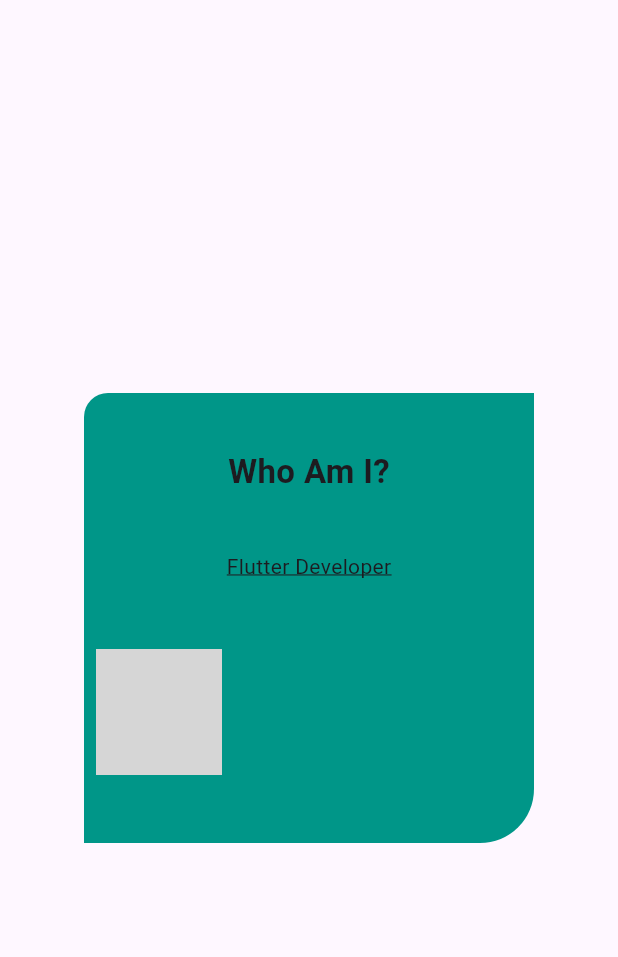
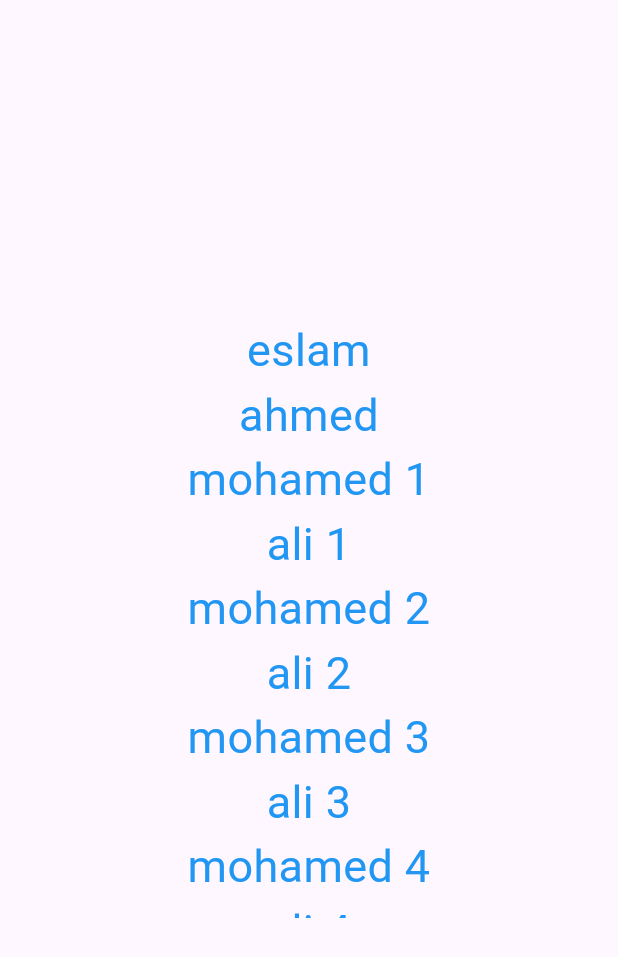
Before and after one commit to Eslam0mansour/ICTHUB-2025-1, a Flutter app: the screen it shows after launch, on a phone screen of 412 x 824 dp. Shown: the top 957 px of the screen. Run offline on Flutter 3.47's test engine with Material 3 defaults, Android fonts, the phone set to English and light mode, and no system bars; grey boxes are pictures that could not be loaded.

```diff
--- a/lib/second_screen.dart
+++ b/lib/second_screen.dart
@@ -5,61 +5,41 @@ import 'package:flutter/material.dart';
 // - Column & Row
 
 class SecondScreen extends StatelessWidget {
-  const SecondScreen({super.key});
+  SecondScreen({super.key});
 
+  final List<String> myList = [
+    'eslam',
+    'ahmed',
+    'mohamed 1',
+    'ali 1',
+    'mohamed 2',
+    'ali 2',
+    'mohamed 3',
+    'ali 3',
+    'mohamed 4',
+    'ali 4',
+    'mohamed 5',
+    'ali 5',
+    'mohamed 6',
+  ];
   @override
   Widget build(BuildContext context) {
     return Scaffold(
       body: Center(
-        child: Container(
-          // alignment: AlignmentDirectional.center, // align the child
-          clipBehavior: Clip.antiAlias, // crop the image border radius
-          decoration: BoxDecoration(
-            borderRadius: BorderRadius.only(
-              topLeft: Radius.circular(16),
-              bottomRight: Radius.circular(36),
-            ),
-            color: Colors.teal,
-          ),
-          width: 300,
-          height: 300,
-          child: Column(
-            mainAxisAlignment: MainAxisAlignment.spaceEvenly,
-            children: [
-              Text(
-                "Who Am I?",
+        child: SizedBox(
+          height: 400,
+          child: ListView.builder(
+            itemCount: myList.length,
+            itemBuilder: (BuildContext context, int index) {
+              return Text(
+                myList[index],
+                textAlign: TextAlign.center,
                 style: TextStyle(
-                  fontSize: 22,
-                  fontWeight: FontWeight.bold,
+                  fontSize: 30,
+                  color: Colors.blue,
                 ),
-              ),
-              Text(
-                "Flutter Developer",
-                style: TextStyle(
-                  decoration: TextDecoration.underline,
-                ),
-              ),
-              Row(
-                children: [
-                  Container(
-                    clipBehavior: Clip.antiAlias,
-                    decoration: BoxDecoration(
-                      borderRadius: BorderRadius.circular(
-                        16,
-                      ),
-                    ),
-                    padding: EdgeInsets.all(
-                      8,
-                    ),
-                    width: 100,
-                    height: 100,
-                    child: Image.network(
-                      "https://cdn-icons-gif.flaticon.com/17905/17905521.gif",
-                    ),
-                  ),
-                ],
-              ),
-            ],
+              );
+            },
           ),
         ),
       ),
```
Also changed, not shown: pubspec.lock.
